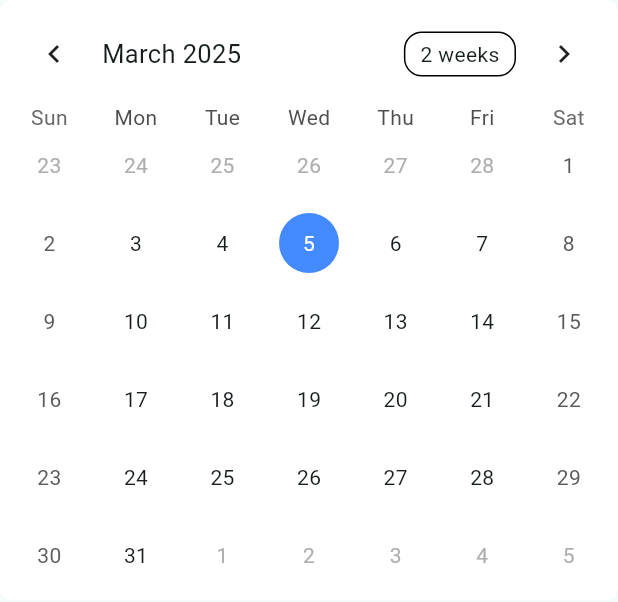
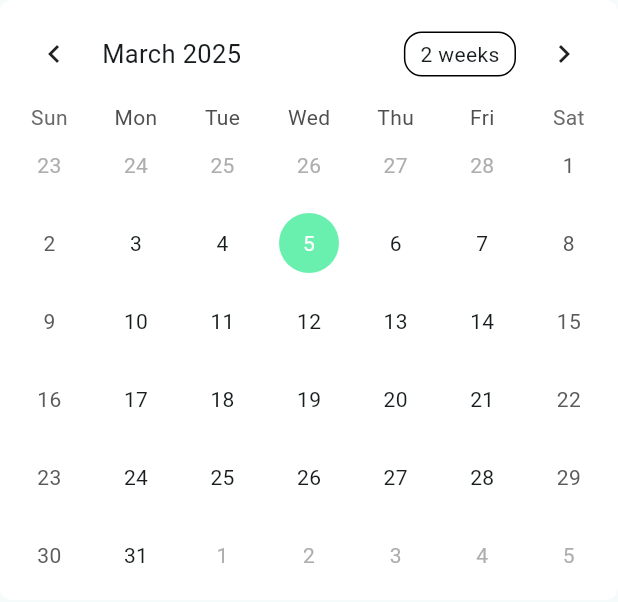
Before and after one commit to 1king-sly/iSkul, a Flutter app: the Calendar widget shown alone on an empty page, opened directly, on a phone screen of 412 x 824 dp. Shown: the top 602 px of the screen. Run offline on Flutter 3.47's test engine with Material 3 defaults, Android fonts, the phone set to English and light mode, and no system bars; drawn by our look-alikes of table_calendar.

```diff
--- a/lib/components/calendar.dart
+++ b/lib/components/calendar.dart
@@ -1,6 +1,6 @@
 import 'package:flutter/material.dart';
+import 'package:ischool/utils/app_styles.dart';
 import 'package:table_calendar/table_calendar.dart';
-
 
 class Calendar extends StatelessWidget {
   const Calendar({
@@ -9,6 +9,7 @@ class Calendar extends StatelessWidget {
 
   @override
   Widget build(BuildContext context) {
+    final DateTime _selectedDay = DateTime.now();
     return Expanded(
       flex: 2,
       child: Container(
@@ -21,21 +22,25 @@ class Calendar extends StatelessWidget {
         ),
         width: double.infinity,
         child: TableCalendar(
+          selectedDayPredicate: (day) {
+            return isSameDay(_selectedDay, day);
+          },
+          onDaySelected: (selectedDay, focusedDay) {},
           firstDay: DateTime.utc(2010, 10, 16),
           lastDay: DateTime.utc(2030, 3, 14),
           focusedDay: DateTime.now(),
-          calendarStyle: const CalendarStyle(
-            todayTextStyle: TextStyle(
+          calendarStyle: CalendarStyle(
+            todayTextStyle: const TextStyle(
               color: Colors.white,
             ),
             todayDecoration: BoxDecoration(
-              color: Colors.blueAccent,
+              color: AppTheme.accent,
               shape: BoxShape.circle,
             ),
-            selectedTextStyle: TextStyle(
+            selectedTextStyle: const TextStyle(
               color: Colors.white,
             ),
-            selectedDecoration: BoxDecoration(
+            selectedDecoration: const BoxDecoration(
               color: Colors.greenAccent,
               shape: BoxShape.circle,
             ),
```
Also changed, not shown: lib/pages/Dashboard/dashboard.dart (+18 -7 lines).
